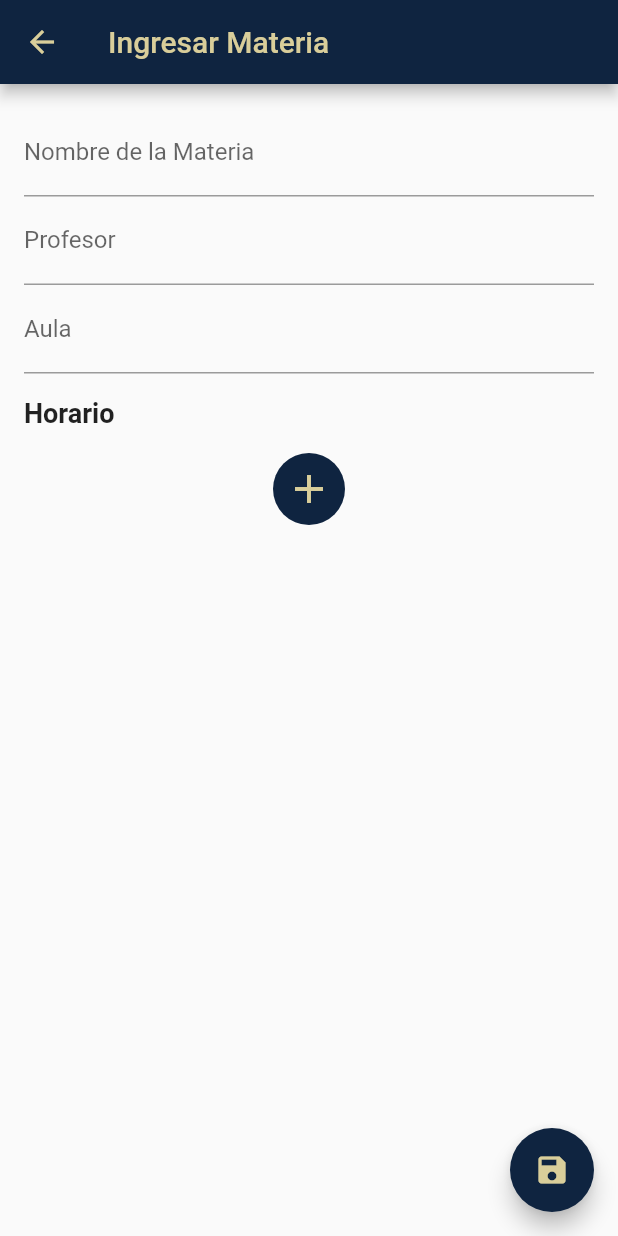
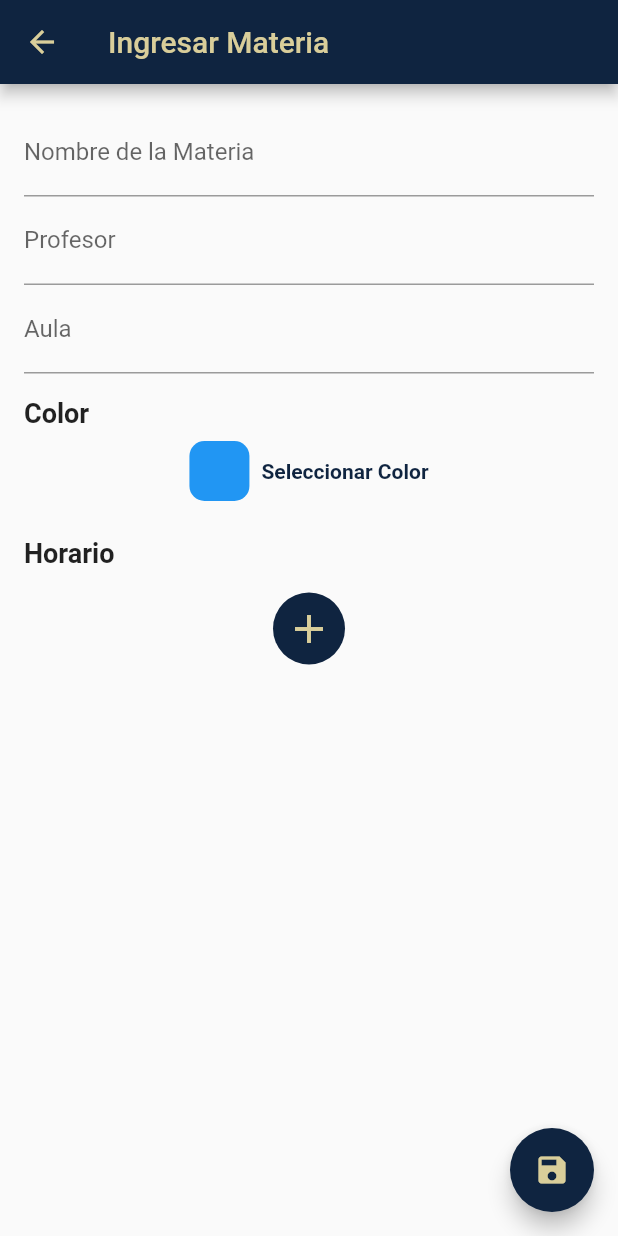
Before and after one commit to DonOtame/polismart_project, a Flutter app: the IngresoMateriaScreen screen opened directly, on a phone screen of 412 x 824 dp. Run offline on Flutter 3.47's test engine with Material 2 defaults, Android fonts, the phone set to English and light mode, and no system bars; our stand-ins replace cloud_firestore, firebase_auth, firebase_core, flutter_colorpicker; accounts and stored records are empty; network calls fail.

Commit message:
Color select

```diff
--- a/lib/screens/form_materia.dart
+++ b/lib/screens/form_materia.dart
@@ -1,4 +1,5 @@
 import 'package:flutter/material.dart';
+import 'package:flutter_colorpicker/flutter_colorpicker.dart';
 
 class IngresoMateriaScreen extends StatefulWidget {
   @override
@@ -11,6 +12,7 @@ class _IngresoMateriaScreenState extends State<IngresoMateriaScreen> {
   TimeOfDay selectedStartTime = TimeOfDay.now();
   TimeOfDay selectedEndTime = TimeOfDay.now();
   bool isFirstHorario = true;
+  Color selectedColor = Colors.blue; // Color por defecto
 
   @override
   Widget build(BuildContext context) {
@@ -45,6 +47,17 @@ class _IngresoMateriaScreenState extends State<IngresoMateriaScreen> {
               Padding(
                 padding: const EdgeInsets.only(top: 16.0),
                 child: Text(
+                  'Color',
+                  style: TextStyle(
+                    fontSize: 18,
+                    fontWeight: FontWeight.bold,
+                  ),
+                ),
+              ),
+              _buildColorPicker(),
+              Padding(
+                padding: const EdgeInsets.only(top: 16.0),
+                child: Text(
                   'Horario',
                   style: TextStyle(
                     fontSize: 18,
@@ -68,6 +81,86 @@ class _IngresoMateriaScreenState extends State<IngresoMateriaScreen> {
         },
         foregroundColor: Color(0xFFD9CE9A), // Cambia el color del icono aquí
         child: Icon(Icons.save),
+      ),
+    );
+  }
+
+  Widget _buildColorPicker() {
+    return TextButton(
+      onPressed: () {
+        showDialog(
+          context: context,
+          builder: (BuildContext context) {
+            return AlertDialog(
+              content: SingleChildScrollView(
+                child: Column(
+                  children: [
+                    ColorPicker(
+                      pickerColor: selectedColor,
+                      onColorChanged: (color) {
+                        setState(() {
+                          selectedColor = color;
+                        });
+                      },
+                      colorPickerWidth: 300.0,
+                      pickerAreaHeightPercent: 0.7,
+                      enableAlpha: true,
+                      displayThumbColor: true,
+                      paletteType: PaletteType.hsv,
+                    ),
+                    SizedBox(
+                        height:
+                            16.0), // Espaciado entre el selector de color y el botón
+                    ElevatedButton(
+                      onPressed: () {
+                        Navigator.of(context).pop();
+                      },
+                      style: ElevatedButton.styleFrom(
+                        shape: RoundedRectangleBorder(
+                          borderRadius: BorderRadius.circular(
+                              10.0), // Ajusta el radio de borde
+                        ),
+                      ),
+                      child: Text(
+                        'Aceptar',
+                        style: TextStyle(
+                          color: Colors
+                              .white, // Cambia el color del texto del botón
+                        ),
+                      ),
+                    ),
+                  ],
+                ),
+              ),
+            );
+          },
+        );
+      },
+      style: TextButton.styleFrom(
+        shape: RoundedRectangleBorder(
+          borderRadius: BorderRadius.circular(10.0), // Ajusta el radio de borde
+        ),
+      ),
+      child: Row(
+        mainAxisAlignment: MainAxisAlignment.center,
+        children: [
+          Container(
+            width: 40,
+            height: 40,
+            decoration: BoxDecoration(
+              color: selectedColor,
+              borderRadius:
+                  BorderRadius.circular(10.0), // Ajusta el radio de borde
+            ),
+          ),
+          SizedBox(width: 8.0), // Espaciado entre el icono y el texto
+          Text(
+            'Seleccionar Color',
+            style: TextStyle(
+              fontWeight: FontWeight.bold,
+            ),
+          ),
+        ],
       ),
     );
   }
--- a/pubspec.yaml
+++ b/pubspec.yaml
@@ -39,6 +39,7 @@ dependencies:
   firebase_auth: ^4.9.0
   provider: ^6.0.5
   cloud_firestore: ^4.9.1
+  flutter_colorpicker: ^1.0.3
 
 dev_dependencies:
   flutter_test:
```
Also changed, not shown: pubspec.lock.
